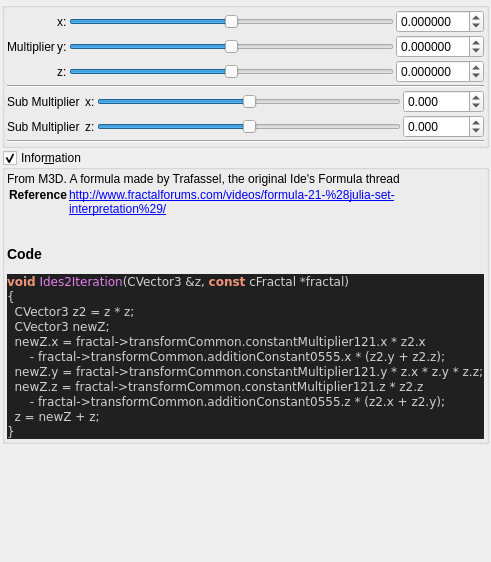
First picture: the form in mandelbulber2/qt_data/fractal_ides2.ui, repository buddhi1980/mandelbulber2, before the edit.
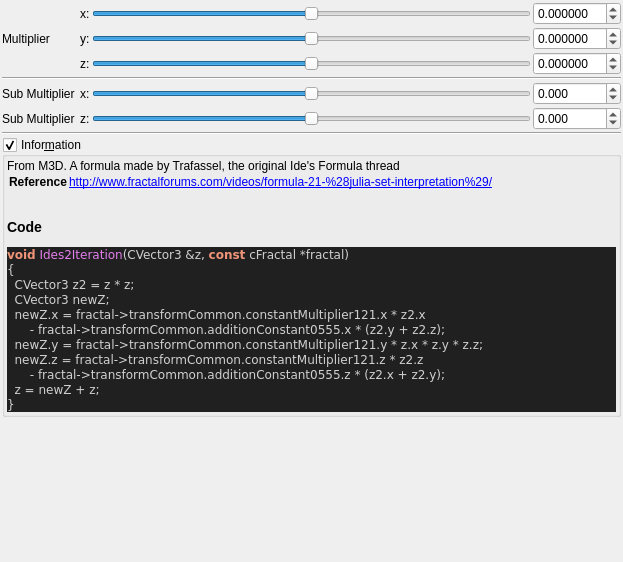
Second picture: the form after the edit. Custom widgets are drawn as their Qt base class.

Commit message: cleaned up more UIs for fractal formulas

```diff
--- a/mandelbulber2/qt_data/fractal_ides2.ui
+++ b/mandelbulber2/qt_data/fractal_ides2.ui
@@ -6,7 +6,7 @@
    <rect>
     <x>0</x>
     <y>0</y>
-    <width>427</width>
+    <width>623</width>
     <height>562</height>
    </rect>
   </property>
@@ -30,38 +30,11 @@
     <number>2</number>
    </property>
    <item>
-    <widget class="QGroupBox" name="groupBox_2">
-     <property name="toolTip">
-      <string>&lt;html&gt;&lt;head/&gt;&lt;body&gt;&lt;p&gt;&lt;span style=&quot; color:#000000;&quot;&gt;based on MsltoeSym3 from Mandelbulb3D, also refer&lt;/span&gt;&lt;/p&gt;&lt;p&gt;&lt;span style=&quot; color:#000000;&quot;&gt;http://www.fractalforums.com/theory/choosing-the-squaring-formula-by-location/15/&lt;/span&gt;&lt;/p&gt;&lt;/body&gt;&lt;/html&gt;</string>
-     </property>
-     <property name="title">
-      <string/>
-     </property>
-     <property name="checkable">
-      <bool>false</bool>
-     </property>
-     <layout class="QVBoxLayout" name="verticalLayout_30" stretch="0">
-      <property name="spacing">
-       <number>2</number>
-      </property>
-      <property name="leftMargin">
-       <number>2</number>
-      </property>
-      <property name="topMargin">
-       <number>2</number>
-      </property>
-      <property name="rightMargin">
-       <number>2</number>
-      </property>
-      <property name="bottomMargin">
-       <number>2</number>
-      </property>
-      <item>
        <layout class="QGridLayout" name="gridLayout_64">
         <property name="spacing">
          <number>2</number>
         </property>
-        <item row="5" column="1" colspan="4">
+     <item row="7" column="1" colspan="4">
          <widget class="Line" name="line_59">
           <property name="orientation">
            <enum>Qt::Horizontal</enum>
@@ -246,128 +219,42 @@
           </property>
          </widget>
         </item>
-        <item row="4" column="1" colspan="4">
-         <layout class="QGridLayout" name="gridLayout_3">
-          <property name="spacing">
-           <number>2</number>
-          </property>
-          <item row="1" column="0">
-           <widget class="QLabel" name="label_146">
-            <property name="text">
-             <string>Sub Multiplier </string>
-            </property>
-           </widget>
-          </item>
-          <item row="1" column="3">
-           <widget class="MyDoubleSpinBox" name="spinbox3_transf_addition_constant_0555_x">
-            <property name="sizePolicy">
-             <sizepolicy hsizetype="Minimum" vsizetype="Maximum">
-              <horstretch>0</horstretch>
-              <verstretch>0</verstretch>
-             </sizepolicy>
-            </property>
-            <property name="prefix">
-             <string/>
-            </property>
-            <property name="suffix">
-             <string/>
-            </property>
-            <property name="decimals">
-             <number>3</number>
-            </property>
-            <property name="minimum">
-             <double>-2000.000000000000000</double>
-            </property>
-            <property name="maximum">
-             <double>2000.000000000000000</double>
-            </property>
-            <property name="singleStep">
-             <double>0.100000000000000</double>
-            </property>
-           </widget>
-          </item>
-          <item row="2" column="0">
+     <item row="6" column="1">
            <widget class="QLabel" name="label_147">
             <property name="text">
              <string>Sub Multiplier</string>
             </property>
            </widget>
           </item>
-          <item row="0" column="0" colspan="4">
-           <widget class="Line" name="line_56">
-            <property name="orientation">
-             <enum>Qt::Horizontal</enum>
+     <item row="5" column="1">
+      <widget class="QLabel" name="label_146">
+       <property name="text">
+        <string>Sub Multiplier </string>
             </property>
            </widget>
           </item>
-          <item row="1" column="1">
+     <item row="5" column="2">
            <widget class="QLabel" name="label_258">
             <property name="text">
              <string>x:</string>
             </property>
            </widget>
           </item>
-          <item row="2" column="2">
-           <widget class="QSlider" name="slider3_transf_addition_constant_0555_z">
-            <property name="sizePolicy">
-             <sizepolicy hsizetype="Expanding" vsizetype="Maximum">
-              <horstretch>0</horstretch>
-              <verstretch>0</verstretch>
-             </sizepolicy>
-            </property>
-            <property name="minimum">
-             <number>-2000</number>
-            </property>
-            <property name="maximum">
-             <number>2000</number>
-            </property>
-            <property name="value">
-             <number>0</number>
-            </property>
-            <property name="sliderPosition">
-             <number>0</number>
-            </property>
-            <property name="orientation">
-             <enum>Qt::Horizontal</enum>
-            </property>
-           </widget>
-          </item>
-          <item row="2" column="3">
-           <widget class="MyDoubleSpinBox" name="spinbox3_transf_addition_constant_0555_z">
-            <property name="sizePolicy">
-             <sizepolicy hsizetype="Minimum" vsizetype="Maximum">
-              <horstretch>0</horstretch>
-              <verstretch>0</verstretch>
-             </sizepolicy>
-            </property>
-            <property name="prefix">
-             <string/>
-            </property>
-            <property name="suffix">
-             <string/>
-            </property>
-            <property name="decimals">
-             <number>3</number>
-            </property>
-            <property name="minimum">
-             <double>-2000.000000000000000</double>
-            </property>
-            <property name="maximum">
-             <double>2000.000000000000000</double>
-            </property>
-            <property name="singleStep">
-             <double>0.100000000000000</double>
-            </property>
-           </widget>
-          </item>
-          <item row="2" column="1">
+     <item row="6" column="2">
            <widget class="QLabel" name="label_268">
             <property name="text">
              <string>z:</string>
             </property>
            </widget>
           </item>
-          <item row="1" column="2">
+     <item row="4" column="1" colspan="4">
+      <widget class="Line" name="line_56">
+       <property name="orientation">
+        <enum>Qt::Horizontal</enum>
+       </property>
+      </widget>
+     </item>
+     <item row="5" column="3">
            <widget class="QSlider" name="slider3_transf_addition_constant_0555_x">
             <property name="sizePolicy">
              <sizepolicy hsizetype="Expanding" vsizetype="Maximum">
@@ -392,12 +279,88 @@
             </property>
            </widget>
           </item>
-         </layout>
-        </item>
-       </layout>
-      </item>
-     </layout>
-    </widget>
+     <item row="6" column="3">
+      <widget class="QSlider" name="slider3_transf_addition_constant_0555_z">
+       <property name="sizePolicy">
+        <sizepolicy hsizetype="Expanding" vsizetype="Maximum">
+         <horstretch>0</horstretch>
+         <verstretch>0</verstretch>
+        </sizepolicy>
+       </property>
+       <property name="minimum">
+        <number>-2000</number>
+       </property>
+       <property name="maximum">
+        <number>2000</number>
+       </property>
+       <property name="value">
+        <number>0</number>
+       </property>
+       <property name="sliderPosition">
+        <number>0</number>
+       </property>
+       <property name="orientation">
+        <enum>Qt::Horizontal</enum>
+       </property>
+      </widget>
+     </item>
+     <item row="5" column="4">
+      <widget class="MyDoubleSpinBox" name="spinbox3_transf_addition_constant_0555_x">
+       <property name="sizePolicy">
+        <sizepolicy hsizetype="Minimum" vsizetype="Maximum">
+         <horstretch>0</horstretch>
+         <verstretch>0</verstretch>
+        </sizepolicy>
+       </property>
+       <property name="prefix">
+        <string/>
+       </property>
+       <property name="suffix">
+        <string/>
+       </property>
+       <property name="decimals">
+        <number>3</number>
+       </property>
+       <property name="minimum">
+        <double>-2000.000000000000000</double>
+       </property>
+       <property name="maximum">
+        <double>2000.000000000000000</double>
+       </property>
+       <property name="singleStep">
+        <double>0.100000000000000</double>
+       </property>
+      </widget>
+     </item>
+     <item row="6" column="4">
+      <widget class="MyDoubleSpinBox" name="spinbox3_transf_addition_constant_0555_z">
+       <property name="sizePolicy">
+        <sizepolicy hsizetype="Minimum" vsizetype="Maximum">
+         <horstretch>0</horstretch>
+         <verstretch>0</verstretch>
+        </sizepolicy>
+       </property>
+       <property name="prefix">
+        <string/>
+       </property>
+       <property name="suffix">
+        <string/>
+       </property>
+       <property name="decimals">
+        <number>3</number>
+       </property>
+       <property name="minimum">
+        <double>-2000.000000000000000</double>
+       </property>
+       <property name="maximum">
+        <double>2000.000000000000000</double>
+       </property>
+       <property name="singleStep">
+        <double>0.100000000000000</double>
+       </property>
+      </widget>
+     </item>
+    </layout>
    </item>
    <item>
     <widget class="MyGroupBox" name="groupCheck_info">
```
Lines whose indentation alone changed are shown as unchanged. The commit also changes 11 other files.
